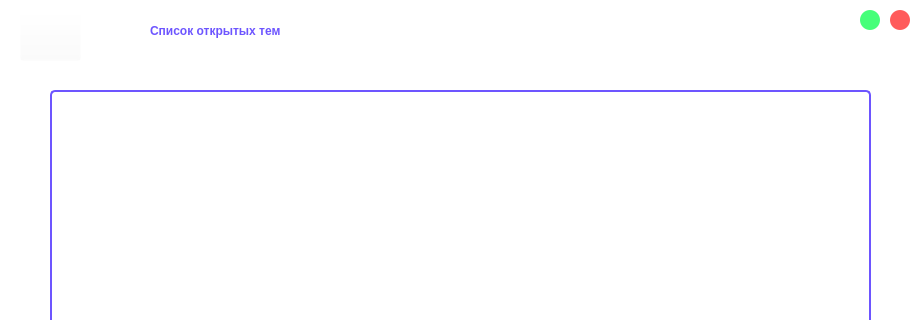
Before: the Qt Designer form project/list_of_themes.ui in AssasinNik/meow, drawn with Qt 5; both pictures show x 0 to 921 and y 0 to 320 of the 921 by 511 pixel window.
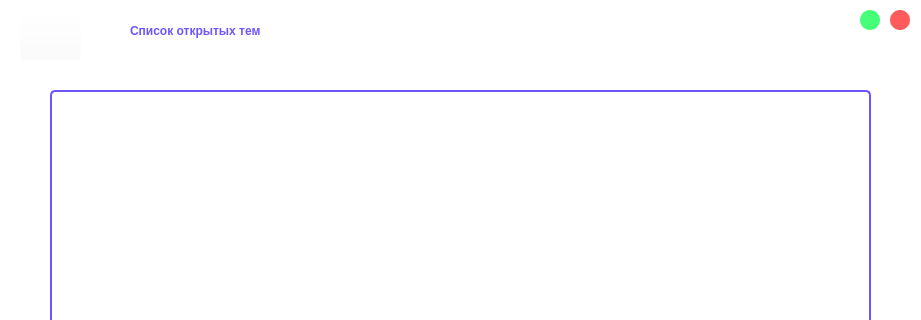
After: the same form once the commit is applied. Icons and pictures are not drawn.

What changed in the file:
```diff
--- a/project/list_of_themes.ui
+++ b/project/list_of_themes.ui
@@ -19,7 +19,7 @@
   <widget class="QLabel" name="label">
    <property name="geometry">
     <rect>
-     <x>150</x>
+     <x>130</x>
      <y>0</y>
      <width>701</width>
      <height>61</height>
```
